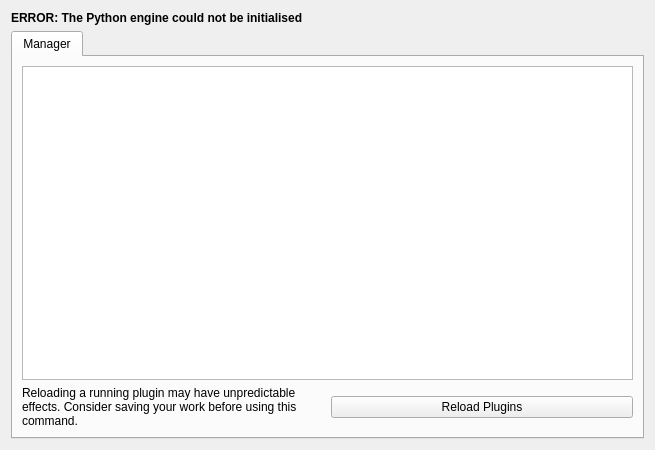
Qt form addons/kate/pate/src/manager.ui (KDE/kate) before a commit.
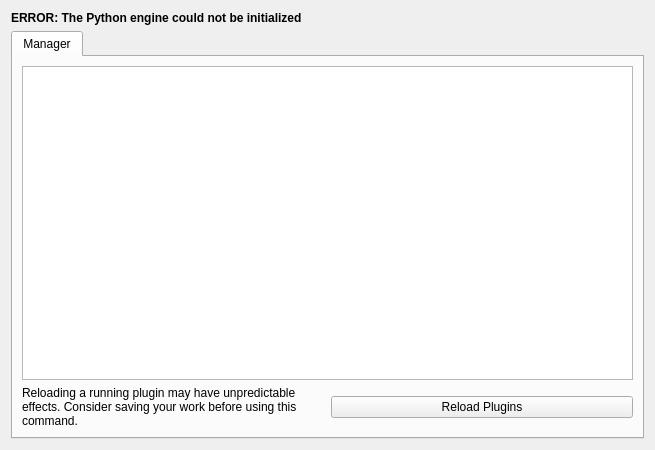
The same form after that commit. Icons and pictures are not drawn. Custom widgets are drawn as their Qt base class.

Patch:
```diff
--- a/addons/kate/pate/src/manager.ui
+++ b/addons/kate/pate/src/manager.ui
@@ -20,7 +20,7 @@
       </font>
      </property>
      <property name="text">
-      <string>ERROR: The Python engine could not be initialised</string>
+      <string>ERROR: The Python engine could not be initialized</string>
      </property>
     </widget>
    </item>
```
